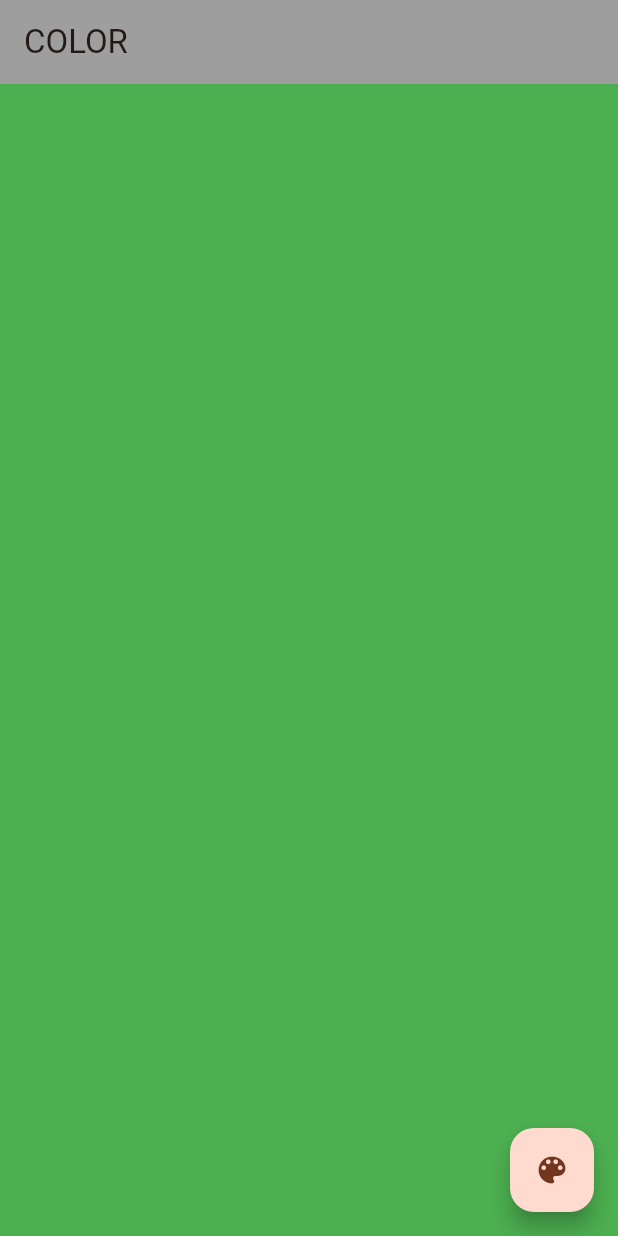
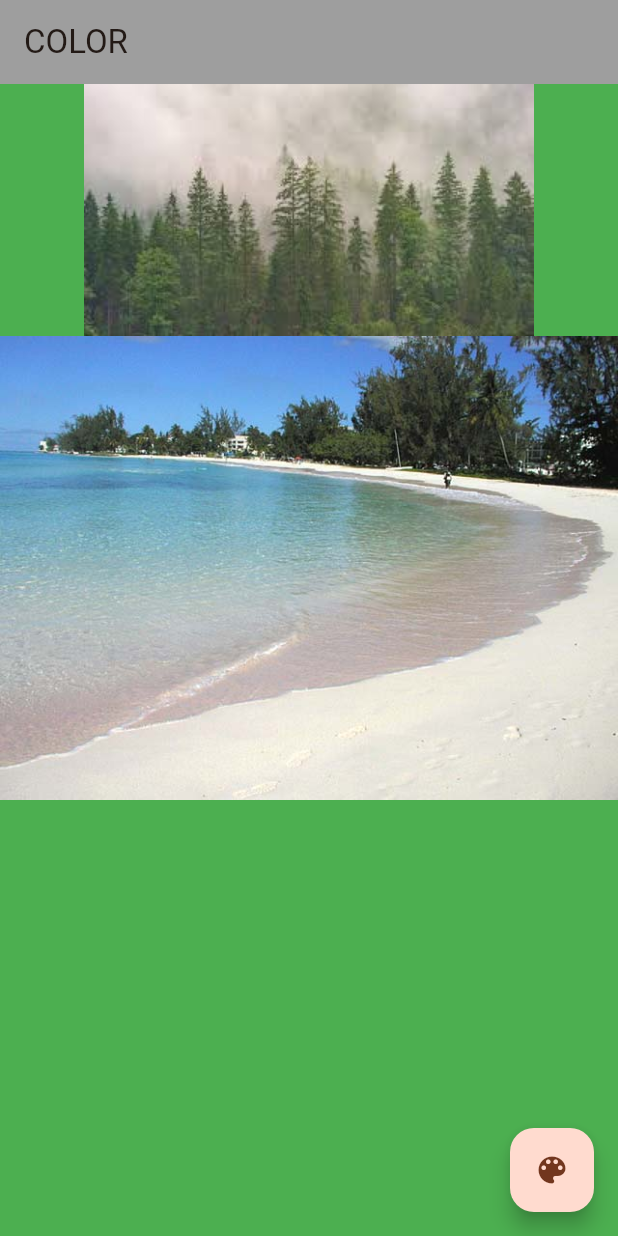
Before and after one commit to AlbertoCarOller/Flutter-Dart-2526, a Flutter app: the CambiaColorPantalla screen opened directly, on a phone screen of 412 x 824 dp. Run offline on Flutter 3.47's test engine with Material 3 defaults, Android fonts, the phone set to English and light mode, and no system bars; our stand-ins replace email_validator.

Commit message:
Ejercicios de interfaz de usuario

```diff
--- a/FlutterYDart-2526/DEINT/lib/EjerciciosInterfazDeUsuario/CambioDeColor/mainColor.dart
+++ b/FlutterYDart-2526/DEINT/lib/EjerciciosInterfazDeUsuario/CambioDeColor/mainColor.dart
@@ -56,6 +56,39 @@ class _CambiaColorPantallaState extends State<CambiaColorPantalla> {
     /* Scaffold widget básico de una pantalla de este tipo para crear barra
      superior, fondo, botón flotante, etc. */
     return Scaffold(
+      // Hacemos una columna en el body y le ponemos dos imagenes
+      body: Column(
+        children: [
+          // children: [] -> Aceptan varios widgets
+          Image.asset("assets/images/bosque.jpeg"),
+          Image.asset("assets/images/playa.jpg"),
+        ],
+      ),
+      /* El Container es un contenedor que va a delimitar el contenido
+       de dentro dependiendo del tamaño de este */
+      /*body: Container(
+        color: Colors.black,
+        width: 500,
+        child: Text.rich(
+          TextSpan(
+            text: "Mi",
+            style: TextStyle(
+              fontStyle: FontStyle.italic,
+              color: Colors.blueAccent,
+            ),
+            children: <TextSpan>[
+              TextSpan(
+                text: " primera",
+                style: TextStyle(color: Colors.red),
+              ),
+              TextSpan(
+                text: " App",
+                style: TextStyle(color: Colors.green),
+              ),
+            ],
+          ),
+        ),
+      ),*/
       // Color de fondo, va a ser el color verde
       backgroundColor: _color,
       // Creamos un bar con el título pasado y de color gris
--- a/FlutterYDart-2526/DEINT/pubspec.yaml
+++ b/FlutterYDart-2526/DEINT/pubspec.yaml
@@ -59,7 +59,9 @@ flutter:
   uses-material-design: true
 
   # To add assets to your application, add an assets section, like this:
-  # assets:
+  assets:
+    - assets/images/bosque.jpeg
+    - assets/images/playa.jpg
   #   - images/a_dot_burr.jpeg
   #   - images/a_dot_ham.jpeg
 
```
Also changed, not shown: FlutterYDart-2526/DEINT/lib/EjerciciosInterfazDeUsuario/Practica2/mainLayout.dart (added, +44 -0 lines), FlutterYDart-2526/DEINT/assets/images/bosque.jpeg (added), FlutterYDart-2526/DEINT/assets/images/playa.jpg (added).
